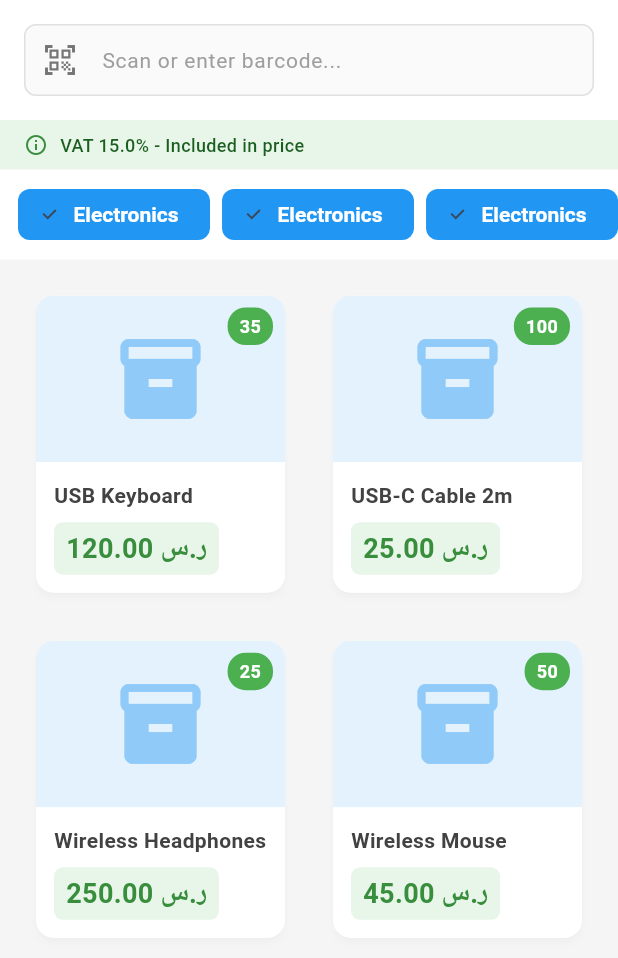
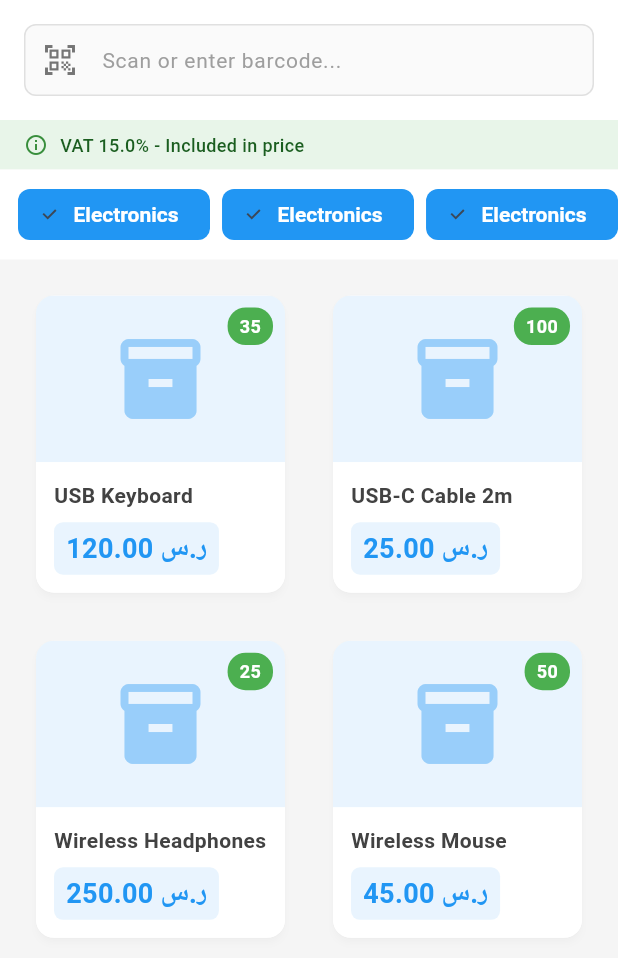
Before and after one commit to Fahd2025/retail_management, a Flutter app: the CashierScreen screen opened directly, on a phone screen of 412 x 824 dp. Shown: the top 958 px of the screen. Run offline on Flutter 3.47's test engine with Material 3 defaults, Android fonts, the phone set to English and light mode, and no system bars; our stand-ins replace connectivity_plus, drift, equatable, fl_chart, flutter_bloc, flutter_screenutil and 4 more; accounts and stored records are empty; generated files the repository leaves out were written again.

Commit message:
/fix colors

```diff
--- a/lib/l10n/app_ar.arb
+++ b/lib/l10n/app_ar.arb
@@ -409,7 +409,7 @@
 
   "analyticsDashboard": "لوحة التحليلات",
   "keyMetrics": "المؤشرات الرئيسية",
-  "totalVat": "إجمالي ضريبة القيمة المضافة",
+  "totalVat": " ضريبة القيمة المضافة",
   "vatCollected": "ضريبة القيمة المضافة المحصلة",
   "activeProducts": "نشط",
   "activeCustomers": "نشط",
--- a/lib/l10n/app_localizations_ar.dart
+++ b/lib/l10n/app_localizations_ar.dart
@@ -1192,7 +1192,7 @@ class AppLocalizationsAr extends AppLocalizations {
   String get keyMetrics => 'المؤشرات الرئيسية';
 
   @override
-  String get totalVat => 'إجمالي ضريبة القيمة المضافة';
+  String get totalVat => ' ضريبة القيمة المضافة';
 
   @override
   String get vatCollected => 'ضريبة القيمة المضافة المحصلة';
--- a/lib/screens/analytics_dashboard_screen.dart
+++ b/lib/screens/analytics_dashboard_screen.dart
@@ -346,7 +346,9 @@ class _AnalyticsDashboardScreenState extends State<AnalyticsDashboardScreen> {
     IconData icon,
   ) {
     final theme = Theme.of(context);
-    return Column(
+    return Padding(
+      padding: const EdgeInsets.all(8.0),
+      child: Column(
         children: [
           Container(
             padding: EdgeInsets.all(12.w),
@@ -376,6 +378,7 @@ class _AnalyticsDashboardScreenState extends State<AnalyticsDashboardScreen> {
             ),
           ),
         ],
+      ),
     );
   }
 
--- a/lib/screens/cashier_screen.dart
+++ b/lib/screens/cashier_screen.dart
@@ -384,6 +384,7 @@ class _CashierScreenState extends State<CashierScreen>
             cartItemCount = saleState.cartItemCount;
           }
 
+          final theme = Theme.of(context);
           return Scaffold(body: LayoutBuilder(
             builder: (context, constraints) {
               final isTablet = constraints.maxWidth >= 600;
@@ -488,7 +489,7 @@ class _CashierScreenState extends State<CashierScreen>
                                           () => _selectedCategory = category);
                                       _loadProductsByCategory();
                                     },
-                                    selectedColor: Colors.blue,
+                                    selectedColor: theme.colorScheme.primary,
                                     labelStyle: TextStyle(
                                       color: isSelected
                                           ? Colors.white
@@ -572,7 +573,8 @@ class _CashierScreenState extends State<CashierScreen>
                             // Cart header
                             Container(
                               padding: const EdgeInsets.all(16),
-                              color: Colors.blue.shade50,
+                              color: theme.colorScheme.primary
+                                  .withValues(alpha: 0.1),
                               child: Row(
                                 children: [
                                   const Icon(Icons.shopping_cart),
@@ -696,7 +698,8 @@ class _CashierScreenState extends State<CashierScreen>
                                                   ? null
                                                   : _checkout,
                                               style: ElevatedButton.styleFrom(
-                                                backgroundColor: Colors.green,
+                                                backgroundColor:
+                                                    theme.colorScheme.primary,
                                                 foregroundColor: Colors.white,
                                               ),
                                               child: Text(
@@ -745,6 +748,7 @@ class _ProductCard extends StatelessWidget {
 
   @override
   Widget build(BuildContext context) {
+    final theme = Theme.of(context);
     return Card(
       elevation: 2,
       clipBehavior: Clip.antiAlias,
@@ -764,11 +768,13 @@ class _ProductCard extends StatelessWidget {
                           fit: BoxFit.cover,
                           errorBuilder: (context, error, stackTrace) {
                             return Container(
-                              color: Colors.blue.shade50,
+                              color: theme.colorScheme.primary
+                                  .withValues(alpha: .05),
                               child: Icon(
                                 Icons.inventory_2,
                                 size: 64,
-                                color: Colors.blue.shade200,
+                                color: theme.colorScheme.primary
+                                    .withValues(alpha: .2),
                               ),
                             );
                           },
@@ -789,11 +795,13 @@ class _ProductCard extends StatelessWidget {
                           },
                         )
                       : Container(
-                          color: Colors.blue.shade50,
+                          color:
+                              theme.colorScheme.primary.withValues(alpha: .1),
                           child: Icon(
                             Icons.inventory_2,
                             size: 64,
-                            color: Colors.blue.shade200,
+                            color:
+                                theme.colorScheme.primary.withValues(alpha: .4),
                           ),
                         ),
                   // Stock badge
@@ -853,13 +861,13 @@ class _ProductCard extends StatelessWidget {
                       vertical: 4,
                     ),
                     decoration: BoxDecoration(
-                      color: Colors.green.shade50,
+                      color: theme.colorScheme.primary.withValues(alpha: .1),
                       borderRadius: BorderRadius.circular(6),
                     ),
                     child: Text(
                       CurrencyHelper.formatCurrencySync(product.price),
                       style: TextStyle(
-                        color: Colors.green.shade700,
+                        color: theme.colorScheme.primary,
                         fontSize: 18,
                         fontWeight: FontWeight.bold,
                       ),
--- a/lib/screens/products_screen.dart
+++ b/lib/screens/products_screen.dart
@@ -193,7 +193,8 @@ class _ProductsScreenState extends State<ProductsScreen> {
                             horizontal: 16, vertical: 12),
                         color: vatIncludedInPrice
                             ? Colors.green.shade50
-                            : theme.colorScheme.primaryContainer.withOpacity(0.3),
+                            : theme.colorScheme.primaryContainer
+                                .withValues(alpha: 0.3),
                         child: Row(
                           children: [
                             Icon(
@@ -343,7 +344,8 @@ class _ProductsScreenState extends State<ProductsScreen> {
                             horizontal: 16, vertical: 12),
                         color: vatIncludedInPrice
                             ? Colors.green.shade50
-                            : theme.colorScheme.primaryContainer.withOpacity(0.3),
+                            : theme.colorScheme.primaryContainer
+                                .withValues(alpha: 0.3),
                         child: Row(
                           children: [
                             Icon(
--- a/lib/screens/users_screen.dart
+++ b/lib/screens/users_screen.dart
@@ -171,6 +171,7 @@ class _UsersScreenState extends State<UsersScreen> {
           return LayoutBuilder(
             builder: (context, constraints) {
               final isDesktop = constraints.maxWidth >= 800;
+              final theme = Theme.of(context);
               final l10n = AppLocalizations.of(context)!;
 
               if (isDesktop) {
@@ -241,7 +242,7 @@ class _UsersScreenState extends State<UsersScreen> {
                                     onPressed: () => showUserDialog(user),
                                   ),
                                   IconButton(
-                                    icon: const Icon(Icons.delete,
+                                    icon: Icon(Icons.delete,
                                         size: 20,
                                         color: theme.colorScheme.error),
                                     onPressed: () => _deleteUser(context, user),
--- a/lib/widgets/theme_color_selector.dart
+++ b/lib/widgets/theme_color_selector.dart
@@ -45,7 +45,7 @@ class ThemeColorSelector extends StatelessWidget {
             ),
             const SizedBox(height: 12),
             SizedBox(
-              height: 72,
+              height: 80,
               child: ListView.separated(
                 scrollDirection: Axis.horizontal,
                 itemCount: ThemeColorScheme.predefinedSchemes.length,
```
Also changed, not shown: lib/screens/dashboard_screen.dart (+4 -7 lines). Lines whose indentation alone changed are shown as unchanged.
